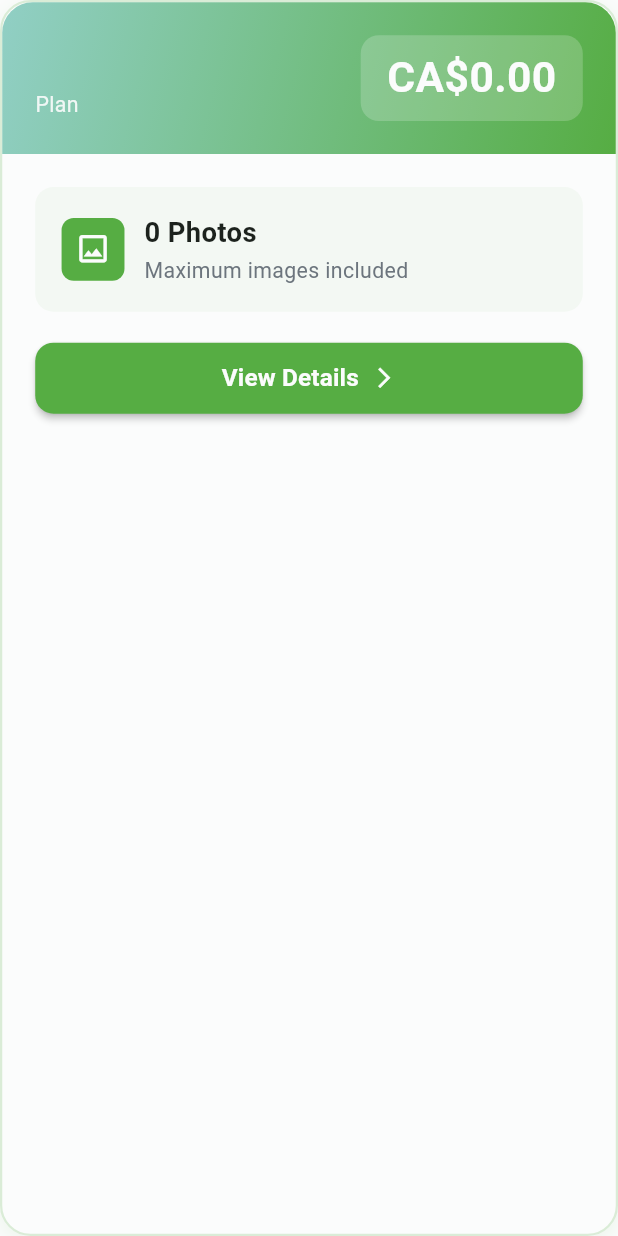
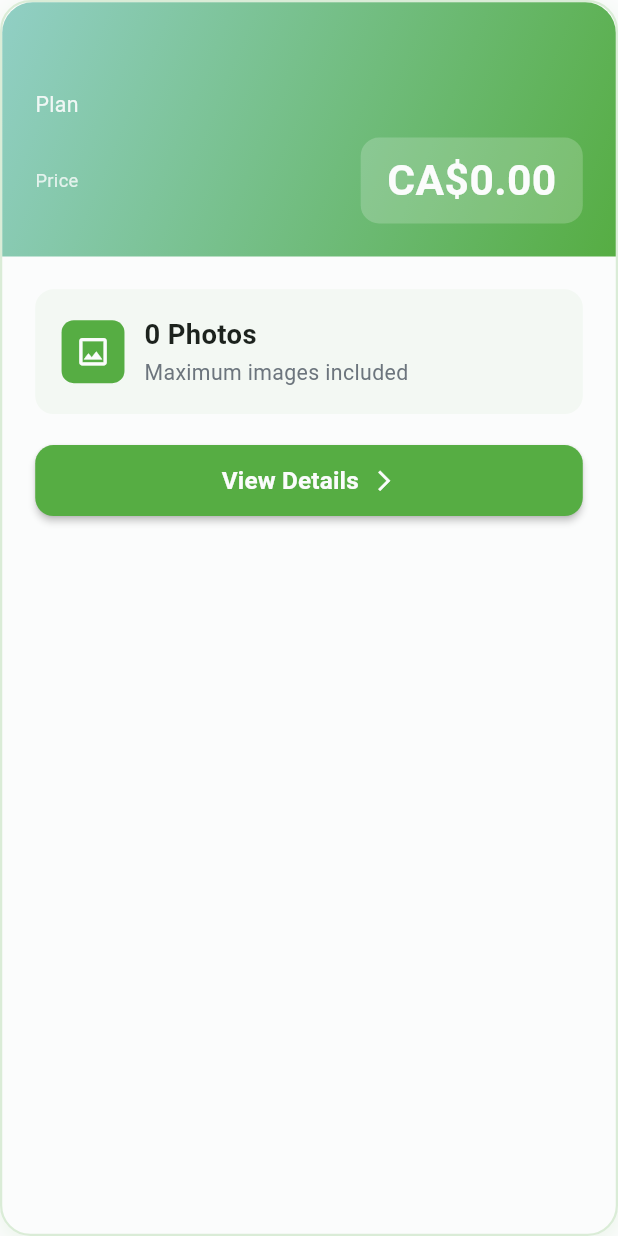
Before and after one commit to devmhsagar/realtog, a Flutter app: the _PricingCard widget shown alone on an empty page, opened directly with empty values, on a phone screen of 412 x 824 dp. Run offline on Flutter 3.47's test engine with Material 3 defaults, Android fonts, the phone set to English and light mode, and no system bars; our stand-ins replace dio, flutter_riverpod, flutter_screenutil, flutter_secure_storage, fpdart, go_router and 1 more; accounts and stored records are empty; network calls fail.

Commit message:
Fixed line break of plan name in home tab

```diff
--- a/lib/pages/home/widgets/home_tab.dart
+++ b/lib/pages/home/widgets/home_tab.dart
@@ -128,11 +128,6 @@ class _PricingCard extends StatelessWidget {
                 topRight: Radius.circular(20.r),
               ),
             ),
-            child: Row(
-              mainAxisAlignment: MainAxisAlignment.spaceBetween,
-              crossAxisAlignment: CrossAxisAlignment.start,
-              children: [
-                Expanded(
             child: Column(
               crossAxisAlignment: CrossAxisAlignment.start,
               children: [
@@ -152,7 +147,16 @@ class _PricingCard extends StatelessWidget {
                     color: AppColors.textLight.withValues(alpha: 0.9),
                   ),
                 ),
-                    ],
+                SizedBox(height: 12.h),
+                Row(
+                  mainAxisAlignment: MainAxisAlignment.spaceBetween,
+                  crossAxisAlignment: CrossAxisAlignment.center,
+                  children: [
+                    Text(
+                      'Price',
+                      style: TextStyle(
+                        fontSize: 12.sp,
+                        color: AppColors.textLight.withValues(alpha: 0.8),
                       ),
                     ),
                     Container(
@@ -172,6 +176,8 @@ class _PricingCard extends StatelessWidget {
                           color: AppColors.textLight,
                         ),
                       ),
+                    ),
+                  ],
                 ),
               ],
             ),
```
Lines whose indentation alone changed are shown as unchanged.
